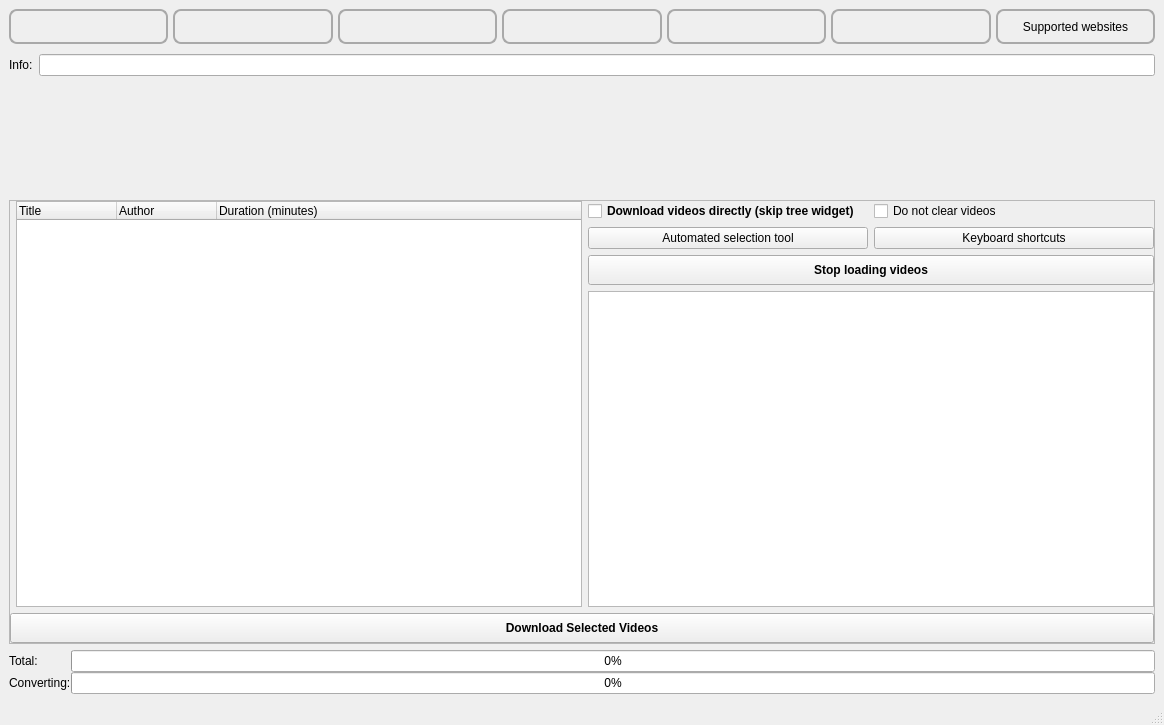
Before: the Qt Designer form src/frontend/UI/form_main_window.ui in EchterAlsFake/Porn_Fetch, drawn with Qt 5.
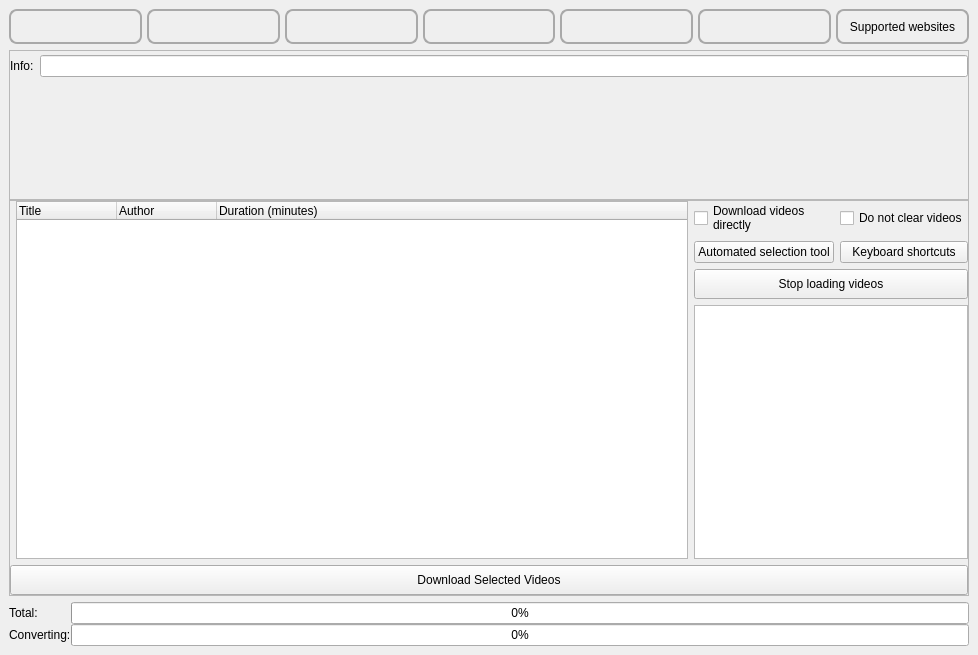
After: the same form once the commit is applied. The open tabs and pages were chosen to show the change.

Commit message: - fixed layout - fixed xhamster metadata writing - hardened metadata writing in general - fixed non mpeg-ts streams being remuxed with the wrong encoder / decoder - URLs will now be cleared after a process started (QoL)

What changed in the file:
```diff
--- a/src/frontend/UI/form_main_window.ui
+++ b/src/frontend/UI/form_main_window.ui
@@ -6,8 +6,8 @@
    <rect>
     <x>0</x>
     <y>0</y>
-    <width>1164</width>
-    <height>725</height>
+    <width>978</width>
+    <height>655</height>
    </rect>
   </property>
   <property name="windowTitle">
@@ -23,7 +23,13 @@
    <string notr="true"/>
   </property>
   <widget class="QWidget" name="centralwidget">
-   <layout class="QGridLayout" name="gridLayout_11">
+   <property name="sizePolicy">
+    <sizepolicy hsizetype="Maximum" vsizetype="Maximum">
+     <horstretch>0</horstretch>
+     <verstretch>0</verstretch>
+    </sizepolicy>
+   </property>
+   <layout class="QGridLayout" name="gridLayout_12">
     <item row="0" column="0">
      <layout class="QHBoxLayout" name="main_horizontallayout_menu_buttons">
       <property name="spacing">
@@ -393,7 +399,7 @@
             <property name="minimumSize">
              <size>
               <width>0</width>
-              <height>80</height>
+              <height>150</height>
              </size>
             </property>
             <property name="maximumSize">
@@ -1168,18 +1174,35 @@
                <number>0</number>
               </property>
               <item row="1" column="0">
-               <spacer name="verticalSpacer_2">
-                <property name="orientation">
-                 <enum>Qt::Orientation::Vertical</enum>
+               <widget class="QScrollArea" name="scrollarea_progressbars">
+                <property name="widgetResizable">
+                 <bool>true</bool>
                 </property>
-                <property name="sizeHint" stdset="0">
-                 <size>
-                  <width>248</width>
-                  <height>88</height>
-                 </size>
-                </property>
-               </spacer>
-              </item>
+                <widget class="QWidget" name="scrollAreaWidgetContents_5">
+                 <property name="geometry">
+                  <rect>
+                   <x>0</x>
+                   <y>0</y>
+                   <width>956</width>
+                   <height>148</height>
+                  </rect>
+                 </property>
+                 <layout class="QGridLayout" name="gridLayout_11">
+                  <property name="leftMargin">
+                   <number>0</number>
+                  </property>
+                  <property name="topMargin">
+                   <number>0</number>
+                  </property>
+                  <property name="rightMargin">
+                   <number>0</number>
+                  </property>
+                  <property name="bottomMargin">
+                   <number>0</number>
+                  </property>
+                  <property name="spacing">
+                   <number>0</number>
+                  </property>
               <item row="0" column="0">
                <layout class="QGridLayout" name="progress_gridlayout_progressbar">
                 <property name="bottomMargin">
@@ -1225,6 +1248,23 @@
                 </item>
                </layout>
               </item>
+                  <item row="1" column="0">
+                   <spacer name="verticalSpacer_2">
+                    <property name="orientation">
+                     <enum>Qt::Orientation::Vertical</enum>
+                    </property>
+                    <property name="sizeHint" stdset="0">
+                     <size>
+                      <width>308</width>
+                      <height>18</height>
+                     </size>
+                    </property>
+                   </spacer>
+                  </item>
+                 </layout>
+                </widget>
+               </widget>
+              </item>
              </layout>
             </widget>
             <widget class="QWidget" name="page_tools">
@@ -1867,8 +1907,8 @@
               <rect>
                <x>0</x>
                <y>0</y>
-               <width>1142</width>
-               <height>424</height>
+               <width>956</width>
+               <height>378</height>
               </rect>
              </property>
              <property name="sizePolicy">
@@ -1898,6 +1938,12 @@
                    <layout class="QGridLayout" name="gridLayout_13">
                     <item row="0" column="1">
                      <widget class="QCheckBox" name="main_checkbox_tree_do_not_clear_videos">
+                      <property name="sizePolicy">
+                       <sizepolicy hsizetype="Preferred" vsizetype="Fixed">
+                        <horstretch>0</horstretch>
+                        <verstretch>0</verstretch>
+                       </sizepolicy>
+                      </property>
                       <property name="cursor">
                        <cursorShape>PointingHandCursor</cursorShape>
                       </property>
@@ -1930,6 +1976,12 @@
                     </item>
                     <item row="1" column="1">
                      <widget class="QPushButton" name="main_button_tree_keyboard_shortcuts">
+                      <property name="sizePolicy">
+                       <sizepolicy hsizetype="Preferred" vsizetype="Fixed">
+                        <horstretch>0</horstretch>
+                        <verstretch>0</verstretch>
+                       </sizepolicy>
+                      </property>
                       <property name="cursor">
                        <cursorShape>PointingHandCursor</cursorShape>
                       </property>
@@ -1944,7 +1996,7 @@
                     <item row="2" column="0" colspan="2">
                      <widget class="QPushButton" name="main_button_tree_stop">
                       <property name="sizePolicy">
-                       <sizepolicy hsizetype="Minimum" vsizetype="Maximum">
+                       <sizepolicy hsizetype="Preferred" vsizetype="Maximum">
                         <horstretch>0</horstretch>
                         <verstretch>0</verstretch>
                        </sizepolicy>
@@ -1957,7 +2009,7 @@
                       </property>
                       <property name="font">
                        <font>
-                        <bold>true</bold>
+                        <bold>false</bold>
                        </font>
                       </property>
                       <property name="cursor">
@@ -1976,9 +2028,15 @@
                     </item>
                     <item row="0" column="0">
                      <widget class="QCheckBox" name="main_checkbox_direct_download">
+                      <property name="sizePolicy">
+                       <sizepolicy hsizetype="Preferred" vsizetype="Fixed">
+                        <horstretch>0</horstretch>
+                        <verstretch>0</verstretch>
+                       </sizepolicy>
+                      </property>
                       <property name="font">
                        <font>
-                        <bold>true</bold>
+                        <bold>false</bold>
                        </font>
                       </property>
                       <property name="cursor">
@@ -1988,7 +2046,8 @@
                        <string>checkbox directly download videos</string>
                       </property>
                       <property name="text">
-                       <string>Download videos directly (skip tree widget) </string>
+                       <string>Download videos 
+directly </string>
                       </property>
                      </widget>
                     </item>
@@ -1996,6 +2055,12 @@
                   </item>
                   <item>
                    <widget class="QGraphicsView" name="graphicsView">
+                    <property name="sizePolicy">
+                     <sizepolicy hsizetype="Preferred" vsizetype="MinimumExpanding">
+                      <horstretch>0</horstretch>
+                      <verstretch>0</verstretch>
+                     </sizepolicy>
+                    </property>
                     <property name="accessibleName">
                      <string>thumbnail display</string>
                     </property>
@@ -2019,7 +2084,7 @@
                   </property>
                   <property name="font">
                    <font>
-                    <bold>true</bold>
+                    <bold>false</bold>
                    </font>
                   </property>
                   <property name="cursor">
@@ -2043,7 +2108,7 @@
                   </property>
                   <property name="minimumSize">
                    <size>
-                    <width>100</width>
+                    <width>300</width>
                     <height>10</height>
                    </size>
                   </property>
@@ -4299,7 +4364,6 @@
     </item>
    </layout>
   </widget>
-  <widget class="QStatusBar" name="statusbar"/>
  </widget>
  <tabstops>
   <tabstop>main_button_switch_home</tabstop>
```
Left out of the diff: 81 changed lines with no effect on the pictures. Lines whose indentation alone changed are shown as unchanged. The commit also changes 10 other files.
